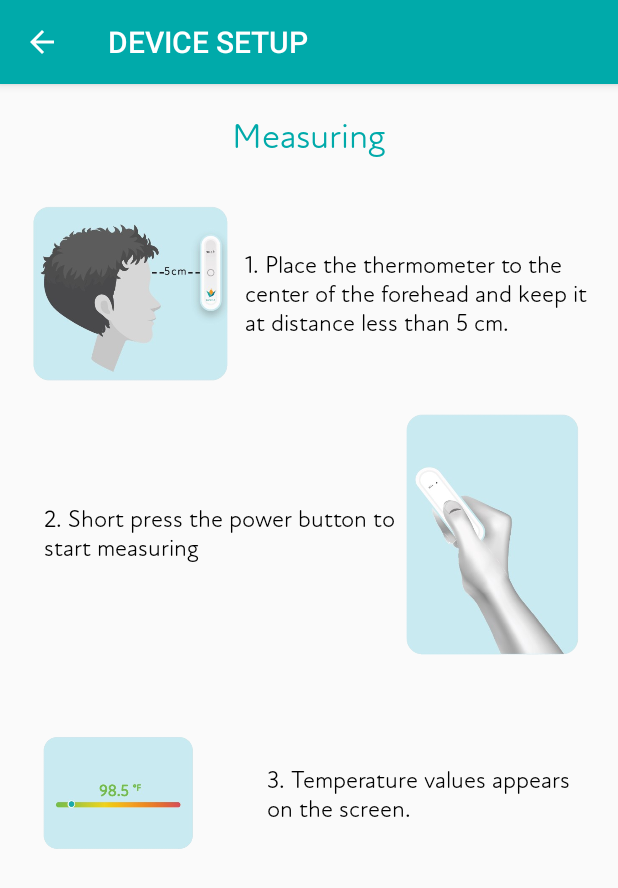
After one commit to priyamshah112/bapatla-health, an Android app: the DeviceSetupInfo screen opened directly, with no data from a screen before it, on a phone screen of 412 x 824 dp. The commit adds this screen. Shown: the top 888 px of the screen. Run offline under Robolectric (Android 15) with nearby library versions, the phone set to English and light mode, and no system bars.

Commit message:
device setup info done

```diff
--- a/app/src/main/AndroidManifest.xml
+++ b/app/src/main/AndroidManifest.xml
@@ -31,6 +31,8 @@
             android:parentActivityName=".MainActivity"></activity>
         <activity android:name=".Login"
             android:parentActivityName=".MainActivity"></activity>
+        <activity android:name=".DeviceSetupInfo"
+            android:parentActivityName=".MainActivity"></activity>
         <activity android:name=".MainActivity">
             <intent-filter>
                 <action android:name="android.intent.action.MAIN" />
--- /dev/null
+++ b/app/src/main/java/com/droiduino/companionappcourse/DeviceSetupInfo.java
@@ -0,0 +1,25 @@
+package com.droiduino.companionappcourse;
+
+import android.content.Intent;
+import android.os.Bundle;
+import android.view.View;
+import android.widget.Button;
+
+import androidx.appcompat.app.AppCompatActivity;
+
+public class DeviceSetupInfo extends AppCompatActivity {
+
+    @Override
+    protected void onCreate(Bundle savedInstanceState) {
+        super.onCreate(savedInstanceState);
+        setContentView(R.layout.device_setup_info);
+
+        // final TextView heading = findViewById(R.id.heading);
+        // heading.setText("Did you know");
+
+        //APP BAR PROPERTIES
+        // getSupportActionBar().hide(); // hides appbar
+        getSupportActionBar().setTitle("DEVICE SETUP");
+        getSupportActionBar().setDisplayHomeAsUpEnabled(true); //displays back button on app bar
+    }
+}
--- a/app/src/main/java/com/droiduino/companionappcourse/MainActivity.java
+++ b/app/src/main/java/com/droiduino/companionappcourse/MainActivity.java
@@ -158,6 +158,16 @@ public class MainActivity extends AppCompatActivity {
             }
         });
 
+        Button deviceSetupInfoButton = findViewById(R.id.deviceSetupInfoButton);
+        deviceSetupInfoButton.setOnClickListener(new View.OnClickListener() {
+            @Override
+            public void onClick(View view) {
+                // This is the code to move to another screen
+                Intent intent = new Intent(MainActivity.this, DeviceSetupInfo.class);
+                startActivity(intent);
+            }
+        });
+
         Button splashScreenButton = findViewById(R.id.splashScreenButton);
         splashScreenButton.setOnClickListener(new View.OnClickListener() {
             @Override
--- a/app/src/main/res/layout/activity_main.xml
+++ b/app/src/main/res/layout/activity_main.xml
@@ -105,6 +105,13 @@
             android:text="Device Setup" />
 
         <Button
+            android:id="@+id/deviceSetupInfoButton"
+            android:layout_width="match_parent"
+            android:layout_height="wrap_content"
+            android:layout_weight="1"
+            android:text="Device Setup Info" />
+
+        <Button
             android:id="@+id/loginButton"
             android:layout_width="match_parent"
             android:layout_height="wrap_content"
--- /dev/null
+++ b/app/src/main/res/layout/device_setup_info.xml
@@ -0,0 +1,122 @@
+<?xml version="1.0" encoding="utf-8"?>
+<androidx.constraintlayout.widget.ConstraintLayout xmlns:android="http://schemas.android.com/apk/res/android"
+    xmlns:app="http://schemas.android.com/apk/res-auto"
+    xmlns:tools="http://schemas.android.com/tools"
+    android:layout_width="match_parent"
+    android:layout_height="match_parent"
+    tools:context=".DeviceSetupInfo">
+
+    <ScrollView
+        android:layout_width="match_parent"
+        android:layout_height="match_parent"
+        tools:layout_editor_absoluteX="0dp"
+        tools:layout_editor_absoluteY="-127dp">
+
+        <LinearLayout
+            android:layout_width="match_parent"
+            android:layout_height="match_parent"
+            android:orientation="vertical"
+            android:layout_marginStart="20dp"
+            android:layout_marginEnd="20dp"
+            android:layout_marginTop="20dp"
+            app:layout_constraintEnd_toEndOf="parent"
+            app:layout_constraintStart_toStartOf="parent"
+            app:layout_constraintTop_toTopOf="parent">
+
+            <TextView
+                android:layout_width="wrap_content"
+                android:layout_height="wrap_content"
+                android:text="Measuring"
+                android:textAlignment="center"
+                android:layout_gravity="center"
+                android:textSize="24sp"
+                android:textColor="@color/colorPrimary"
+                android:fontFamily="@font/attenroundnewbook"/>
+
+            <LinearLayout
+                android:layout_width="match_parent"
+                android:layout_height="match_parent"
+                android:layout_marginTop="30dp"
+                android:orientation="horizontal"
+                app:layout_constraintEnd_toEndOf="parent"
+                app:layout_constraintStart_toStartOf="parent"
+                app:layout_constraintTop_toTopOf="parent">
+
+                <ImageView
+                    android:layout_width="134dp"
+                    android:layout_height="120dp"
+                    android:src="@drawable/device_setup_1"
+                    android:layout_gravity="center"/>
+
+                <TextView
+                    android:layout_width="wrap_content"
+                    android:layout_height="wrap_content"
+                    android:layout_gravity="center_vertical"
+                    android:layout_marginLeft="9.5dp"
+                    android:fontFamily="@font/attenroundnewbook"
+                    android:text="1. Place the thermometer to the center of the forehead and keep it at distance less than 5 cm."
+                    android:textColor="@android:color/black"
+                    android:textSize="16sp" />
+
+            </LinearLayout>
+
+            <LinearLayout
+                android:layout_width="match_parent"
+                android:layout_height="match_parent"
+                android:layout_marginTop="17dp"
+                android:orientation="horizontal"
+                app:layout_constraintEnd_toEndOf="parent"
+                app:layout_constraintStart_toStartOf="parent"
+                app:layout_constraintTop_toTopOf="parent">
+
+                <TextView
+                    android:layout_width="wrap_content"
+                    android:layout_height="wrap_content"
+                    android:layout_gravity="center_vertical"
+                    android:layout_marginLeft="9.5dp"
+                    android:fontFamily="@font/attenroundnewbook"
+                    android:text="2. Short press the power button to start measuring"
+                    android:textColor="@android:color/black"
+                    android:layout_weight="0.1"
+                    android:textSize="16sp" />
+
+                <ImageView
+                    android:layout_width="1096dp"
+                    android:layout_height="165dp"
+                    android:layout_gravity="center"
+                    android:layout_weight="0.9"
+                    android:src="@drawable/device_setup_2" />
+
+            </LinearLayout>
+
+            <LinearLayout
+                android:layout_width="match_parent"
+                android:layout_height="match_parent"
+                android:layout_marginTop="46dp"
+                android:orientation="horizontal"
+                app:layout_constraintEnd_toEndOf="parent"
+                app:layout_constraintStart_toStartOf="parent"
+                app:layout_constraintTop_toTopOf="parent">
+
+                <ImageView
+                    android:layout_width="120dp"
+                    android:layout_height="90dp"
+                    android:src="@drawable/device_setup_3"
+                    android:layout_gravity="center"/>
+
+                <TextView
+                    android:layout_width="wrap_content"
+                    android:layout_height="wrap_content"
+                    android:layout_gravity="center_vertical"
+                    android:layout_marginLeft="38dp"
+                    android:fontFamily="@font/attenroundnewbook"
+                    android:text="3. Temperature values appears on the screen."
+                    android:textColor="@android:color/black"
+                    android:textSize="16sp" />
+
+            </LinearLayout>
+
+        </LinearLayout>
+    </ScrollView>
+
+</androidx.constraintlayout.widget.ConstraintLayout>
```
Also changed, not shown: app/src/main/res/drawable/device_setup_1.png (added), app/src/main/res/drawable/device_setup_2.png (added), app/src/main/res/drawable/device_setup_3.png (added), app/src/main/res/drawable/thermo_bluetooth_mobile.jpg (deleted), app/src/main/res/drawable/thermometer___mobile.jpg (deleted), 2 other files.
